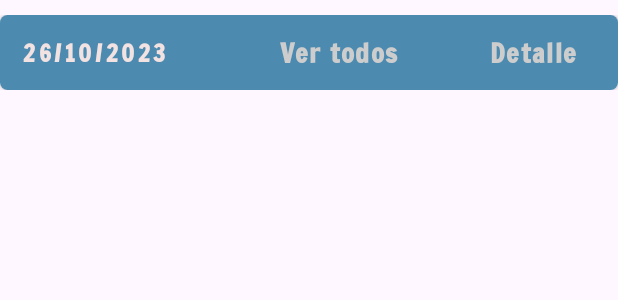
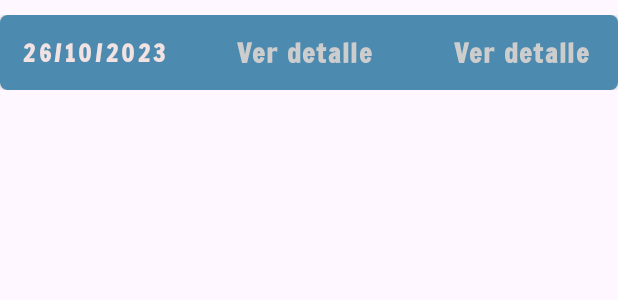
Before and after one commit to piapotasznik/PastillAppFE, an Android app: the layout item_calendar.xml on its own in the app's theme, with its tools: preview values and no code run, on a phone screen of 412 x 824 dp. Shown: the top 300 px of the screen. Run offline under Robolectric (Android 15) with nearby library versions, the phone set to English and light mode, and no system bars.

Commit message:
Correccion bugs 319/320/321. look&Feel de pantalla de Calendarios

```diff
--- a/app/src/main/res/layout/item_calendar.xml
+++ b/app/src/main/res/layout/item_calendar.xml
@@ -12,20 +12,20 @@
 
         <androidx.appcompat.widget.LinearLayoutCompat
             android:layout_width="match_parent"
-            android:layout_height="match_parent"
+            android:layout_height="50dp"
             android:background="@color/celesteItem">
 
             <TextView
                 android:id="@+id/dateCalendar"
-                android:layout_width="0dp"
+                android:layout_width="10dp"
                 android:layout_height="match_parent"
                 android:layout_weight="2"
                 android:fontFamily="@font/francois_one"
                 android:gravity="start|center"
+                android:letterSpacing="0.15"
                 android:paddingStart="15dp"
+                android:text="26/10/2023"
                 android:textColor="@color/dirtyWhite"
-                android:letterSpacing="0.15"
-                android:text="26/10/2023"
                 android:textSize="16sp"
                 android:textStyle="bold" />
 
@@ -43,31 +43,33 @@
 
             <TextView
                 android:id="@+id/detailsCalendar"
-                android:layout_width="0dp"
+                android:layout_width="45dp"
                 android:layout_height="match_parent"
                 android:layout_weight="1.2"
                 android:clickable="true"
                 android:fontFamily="@font/francois_one"
                 android:gravity="start|center"
+                android:letterSpacing="0.05"
                 android:onClick="onTextViewClick"
-                android:text="@string/see_all"
+                android:paddingEnd="28dp"
+                android:text="@string/see_details"
+                android:textColor="@color/dirtyGrey"
                 android:textSize="18sp"
-                android:textColor="@color/dirtyGrey"
-                android:letterSpacing="0.05"
                 android:textStyle="bold" />
 
             <TextView
                 android:id="@+id/dailyStatusBtn"
-                android:layout_width="0dp"
+                android:layout_width="20dp"
                 android:layout_height="match_parent"
+                android:layout_marginRight="10dp"
                 android:layout_weight="1.2"
                 android:clickable="true"
                 android:fontFamily="@font/francois_one"
                 android:gravity="center"
-                android:text="@string/detalle"
+                android:letterSpacing="0.05"
+                android:text="@string/see_details"
+                android:textColor="@color/dirtyGrey"
                 android:textSize="18sp"
-                android:textColor="@color/dirtyGrey"
-                android:letterSpacing="0.05"
                 android:textStyle="bold" />
 
         </androidx.appcompat.widget.LinearLayoutCompat>
--- a/app/src/main/res/values/strings.xml
+++ b/app/src/main/res/values/strings.xml
@@ -60,11 +60,12 @@
     <string name="detalle">Detalle</string>
     <string name="iniciado">Iniciado</string>
     <string name="daily_status">ESTADO DIARIO</string>
+    <string name="daily_status_min">Estado diario</string>
     <string name="daily_alert">Alertas del dia</string>
     <string name="see_all">Ver todos</string>
     <string name="fecha_hasta">Fecha Hasta</string>
     <string name="volver">Volver</string>
-
+    <string name="see_details">Ver detalle</string>
     <string name="date_today">05/11/2023</string>
 
     <string-array name="frecuency_intake_type">
```
Also changed, not shown: app/src/main/res/layout/fragment_calendar.xml (+8 -11 lines). Lines whose indentation alone changed are shown as unchanged.
